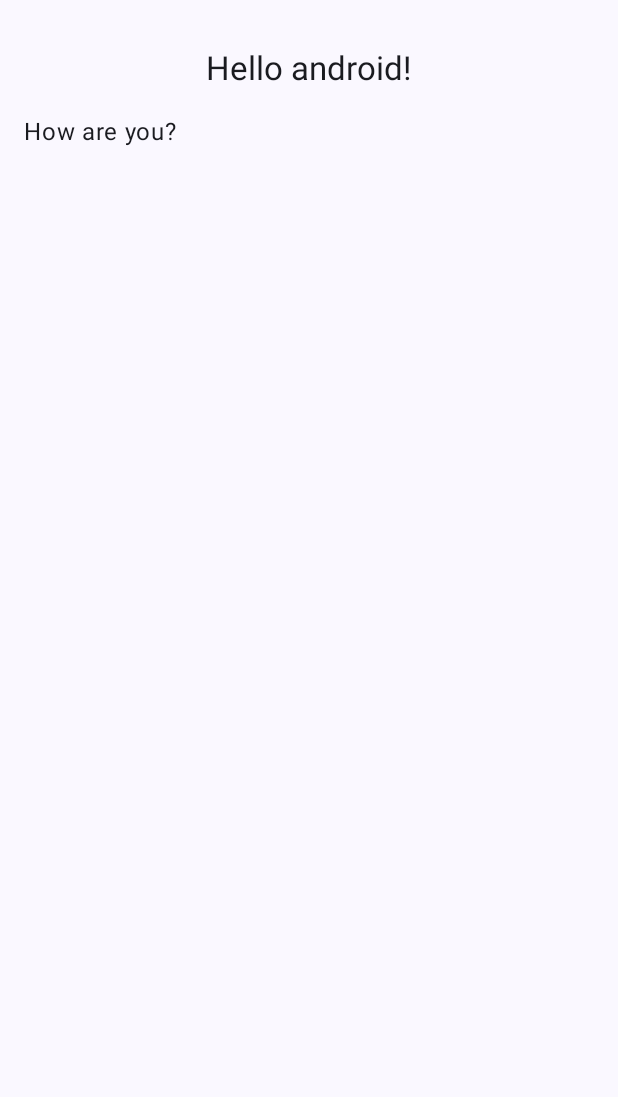
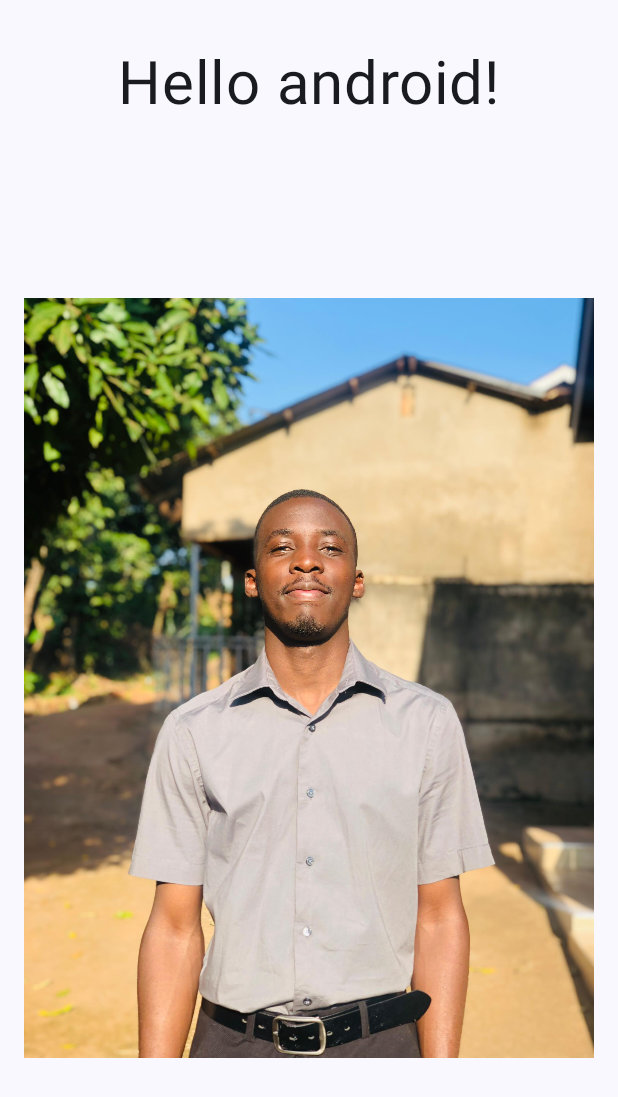
Before and after one commit to chunky152/Street_Smart, an Android app built with Jetpack Compose: the screen it shows after launch (MainActivity), on a phone screen of 412 x 824 dp. Shown: the top 1097 px of the screen. Run offline under Robolectric (Android 15) with nearby library versions, the phone set to English and light mode, and no system bars.

Commit message:
added an image

```diff
--- a/app/src/main/java/com/example/myapplication/MainActivity.kt
+++ b/app/src/main/java/com/example/myapplication/MainActivity.kt
@@ -4,6 +4,7 @@ import android.os.Bundle
 import androidx.activity.ComponentActivity
 import androidx.activity.compose.setContent
 import androidx.activity.enableEdgeToEdge
+import androidx.compose.foundation.Image
 import androidx.compose.foundation.clickable
 import androidx.compose.foundation.layout.Column
 import androidx.compose.foundation.layout.fillMaxSize
@@ -16,10 +17,12 @@ import androidx.compose.material3.Text
 import androidx.compose.runtime.Composable
 import androidx.compose.ui.Alignment
 import androidx.compose.ui.Modifier
+import androidx.compose.ui.res.painterResource
 import androidx.compose.ui.res.stringResource
 import androidx.compose.ui.tooling.preview.Devices
 import androidx.compose.ui.tooling.preview.Preview
 import androidx.compose.ui.unit.dp
+import androidx.compose.ui.unit.sp
 import com.example.myapplication.ui.theme.MyApplicationTheme
 
 class MainActivity : ComponentActivity() {
@@ -52,56 +55,34 @@ fun Greeting(name: String, modifier: Modifier = Modifier) {
                 .padding(16.dp)
                 .clickable { },
             text = "Hello $name!",
-            style = MaterialTheme.typography.titleLarge
+            style = MaterialTheme.typography.bodyLarge,
+            fontSize = 40.sp
         )
-        Text(
-            text = "How are you?"
+        Image(
+            painter = painterResource(id = R.drawable.mine),
+            contentDescription = null,
+            modifier = Modifier.fillMaxSize()
         )
-
-    }
-}
-
-@Composable
-fun NewGreeting(name: String, modifier: Modifier = Modifier) {
-    Column(
-        modifier = modifier
-            .fillMaxSize()
-            .padding(16.dp)
-    ) {
         Text(
             modifier = Modifier
                 .align(Alignment.CenterHorizontally)
                 .padding(16.dp)
                 .clickable { },
-            text = "Hello $name!",
-            style = MaterialTheme.typography.titleLarge
+            text = "Goodbye",
+            style = MaterialTheme.typography.bodyLarge,
+            fontSize = 40.sp
         )
-        Text(
-            text = "How are you?"
-        )
-
     }
 }
+
 
 @Preview(
     showBackground = true,
     device = Devices.PIXEL_7_PRO
 )
-
 @Composable
 fun GreetingPreview() {
     MyApplicationTheme {
         Greeting(stringResource(R.string.alvin))
     }
 }
-
-@Preview(
-    showBackground = true,
-)
-
-@Composable
-fun NewGreetingPreview() {
-    MyApplicationTheme {
-        NewGreeting(stringResource(R.string.alvin))
-    }
-}
```
Also changed, not shown: app/src/main/res/drawable/mine.jpg (added).
